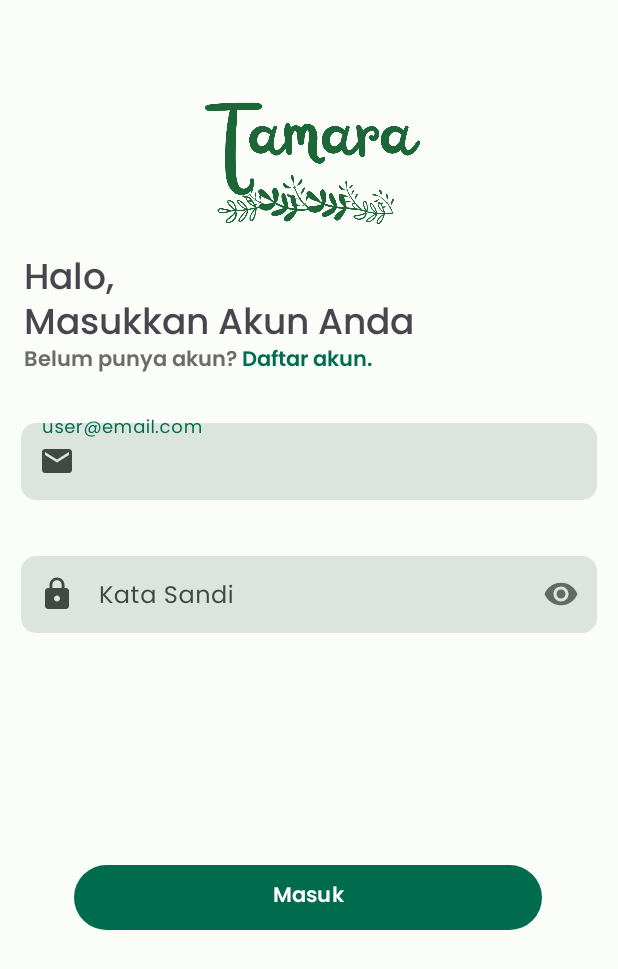
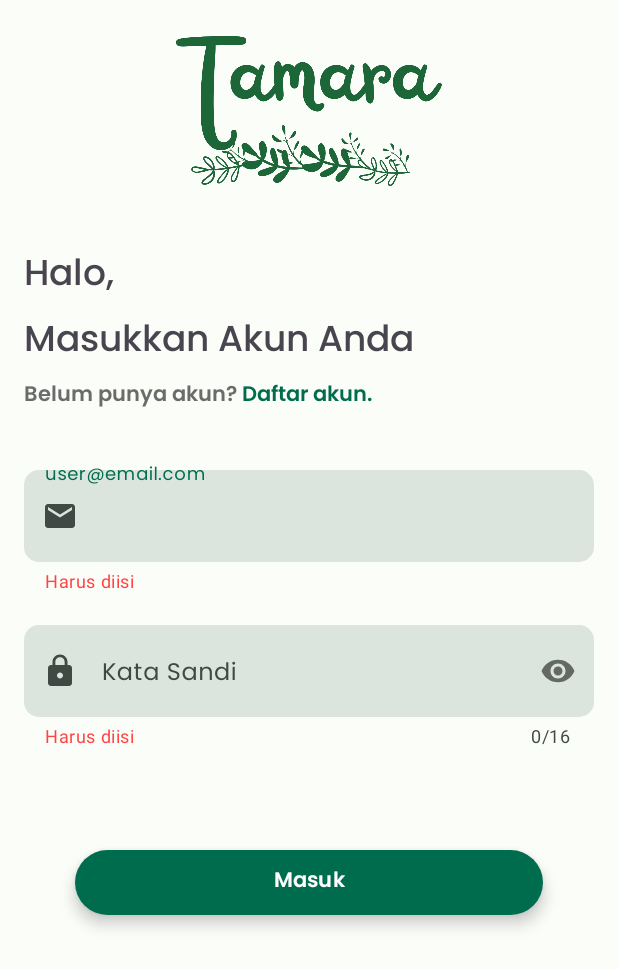
Before and after one commit to Tamara-Capstone/tamara_android, an Android app: the screen it shows after launch (LoginActivity), on a phone screen of 412 x 824 dp. Shown: the top 969 px of the screen. Run offline under Robolectric (Android 15) with nearby library versions, the phone set to English and light mode, and no system bars.

Commit message:
update activity_login.xml

```diff
--- a/app/src/main/res/layout/activity_login.xml
+++ b/app/src/main/res/layout/activity_login.xml
@@ -8,59 +8,54 @@
 
     <ImageView
         android:id="@+id/imgLogo"
-        android:layout_width="205dp"
-        android:layout_height="190dp"
-        android:layout_marginStart="32dp"
-        android:layout_marginEnd="32dp"
-        app:layout_constraintBottom_toBottomOf="parent"
+        android:layout_width="200dp"
+        android:layout_height="100dp"
+        android:layout_marginTop="24dp"
         app:layout_constraintEnd_toEndOf="parent"
-        app:layout_constraintHorizontal_bias="0.488"
         app:layout_constraintStart_toStartOf="parent"
         app:layout_constraintTop_toTopOf="parent"
-        app:layout_constraintVertical_bias="0.029"
         android:contentDescription="@string/tamara"
-        app:srcCompat="@drawable/logo" />
+        app:srcCompat="@drawable/ic_logo" />
 
     <TextView
         android:id="@+id/textHi"
-        android:layout_width="63dp"
-        android:layout_height="30dp"
+        android:layout_width="wrap_content"
+        android:layout_height="wrap_content"
         android:layout_below="@id/imgLogo"
-        android:layout_marginTop="148dp"
         android:fontFamily="@font/poppinsmedium"
         android:text="@string/hi"
         android:textSize="24sp"
-        app:layout_constraintEnd_toEndOf="parent"
-        app:layout_constraintHorizontal_bias="0.046"
+        android:layout_marginTop="40dp"
+        android:layout_marginStart="16dp"
         app:layout_constraintStart_toStartOf="parent"
-        app:layout_constraintTop_toTopOf="@+id/imgLogo"
+        app:layout_constraintTop_toBottomOf="@+id/imgLogo"
         tools:ignore="TextSizeCheck" />
 
     <TextView
         android:id="@+id/textHi2"
-        android:layout_width="332dp"
-        android:layout_height="32dp"
+        android:layout_width="wrap_content"
+        android:layout_height="wrap_content"
         android:layout_below="@id/imgLogo"
         android:fontFamily="@font/poppinsmedium"
         android:text="@string/hi2"
         android:textSize="24sp"
-        app:layout_constraintEnd_toEndOf="parent"
-        app:layout_constraintHorizontal_bias="0.202"
+        android:layout_marginStart="16dp"
+        android:layout_marginTop="4dp"
         app:layout_constraintStart_toStartOf="parent"
         app:layout_constraintTop_toBottomOf="@+id/textHi"
         tools:ignore="TextSizeCheck" />
 
     <TextView
         android:id="@+id/textDontHaveAcc"
-        android:layout_width="336dp"
-        android:layout_height="34dp"
+        android:layout_width="wrap_content"
+        android:layout_height="wrap_content"
         android:layout_below="@id/imgLogo"
         android:fontFamily="@font/poppinssemibold"
         android:text="@string/donthaveacc"
         android:textColor="#6B6B6B"
         android:textSize="14sp"
-        app:layout_constraintEnd_toEndOf="parent"
-        app:layout_constraintHorizontal_bias="0.213"
+        android:layout_marginStart="16dp"
+        android:layout_marginTop="4dp"
         app:layout_constraintStart_toStartOf="parent"
         app:layout_constraintTop_toBottomOf="@+id/textHi2"
         tools:ignore="TextSizeCheck" />
@@ -70,7 +65,10 @@
         android:layout_width="match_parent"
         android:layout_height="wrap_content"
         android:orientation="vertical"
-        android:padding="14dp"
+        android:layout_marginTop="32dp"
+        android:layout_marginHorizontal="16dp"
+        app:helperText="@string/harus_diisi"
+        app:helperTextTextColor="@android:color/holo_red_light"
         app:layout_constraintEnd_toEndOf="parent"
         app:layout_constraintStart_toStartOf="parent"
         app:layout_constraintTop_toBottomOf="@+id/textDontHaveAcc"
@@ -79,12 +77,13 @@
         <EditText
             android:id="@+id/email"
             android:layout_width="match_parent"
-            android:layout_height="51dp"
+            android:layout_height="match_parent"
             android:background="@drawable/edit_text"
             android:fontFamily="@font/poppinsregular"
             android:hint="@string/email"
             android:importantForAutofill="no"
             android:inputType="textEmailAddress"
+            android:lines="1"
             android:paddingStart="14dp"
             tools:ignore="RtlSymmetry,SpeakableTextPresentCheck" />
     </com.google.android.material.textfield.TextInputLayout>
@@ -93,18 +92,22 @@
         android:id="@+id/passwordTextLayout"
         android:layout_width="match_parent"
         android:layout_height="wrap_content"
-        android:layout_marginTop="4dp"
+        android:layout_marginTop="16dp"
         android:orientation="vertical"
-        android:padding="14dp"
+        android:layout_marginHorizontal="16dp"
+        app:helperText="@string/harus_diisi"
+        app:helperTextTextColor="@android:color/holo_red_light"
         app:layout_constraintStart_toStartOf="parent"
         app:layout_constraintTop_toBottomOf="@+id/emailTextLayout"
         app:passwordToggleEnabled="true"
+        app:counterEnabled="true"
+        app:counterMaxLength="16"
         app:startIconDrawable="@drawable/ic_lock">
 
         <EditText
             android:id="@+id/password"
             android:layout_width="match_parent"
-            android:layout_height="51dp"
+            android:layout_height="match_parent"
             android:background="@drawable/edit_text"
             android:fontFamily="@font/poppinsregular"
             android:hint="@string/password"
@@ -114,19 +117,19 @@
             app:passwordToggleEnabled="true"
             tools:ignore="RtlSymmetry,SpeakableTextPresentCheck" />
     </com.google.android.material.textfield.TextInputLayout>
-
     <Button
         android:layout_width="wrap_content"
         android:layout_height="wrap_content"
         android:width="312dp"
         android:height="51dp"
+        android:elevation="3dp"
+        android:translationZ="3dp"
+        android:stateListAnimator="@null"
         android:fontFamily="@font/poppinssemibold"
         android:shadowColor="@color/cardview_shadow_end_color"
         android:text="@string/login"
-        app:layout_constraintBottom_toBottomOf="parent"
+        android:layout_marginTop="64dp"
         app:layout_constraintEnd_toEndOf="parent"
-        app:layout_constraintHorizontal_bias="0.494"
         app:layout_constraintStart_toStartOf="parent"
-        app:layout_constraintTop_toBottomOf="@+id/passwordTextLayout"
-        app:layout_constraintVertical_bias="0.406" />
+        app:layout_constraintTop_toBottomOf="@+id/passwordTextLayout"/>
 </androidx.constraintlayout.widget.ConstraintLayout>
--- a/app/src/main/res/values/strings.xml
+++ b/app/src/main/res/values/strings.xml
@@ -9,4 +9,5 @@
     <string name="password">Kata Sandi</string>
     <string name="login">Masuk</string>
     <string name="tamara">Tamara</string>
+    <string name="harus_diisi">Harus diisi</string>
 </resources>
```
Also changed, not shown: app/build.gradle (+3 -16 lines), app/src/main/AndroidManifest.xml (+1 -6 lines), app/src/main/res/layout/activity_splash.xml (+4 -3 lines), app/src/main/res/drawable/ic_logo.png (added), app/src/main/res/drawable/logo.png (deleted).
